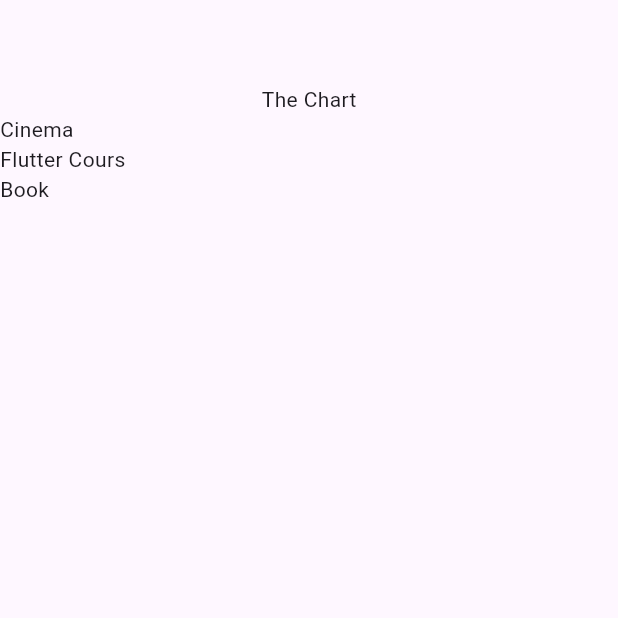
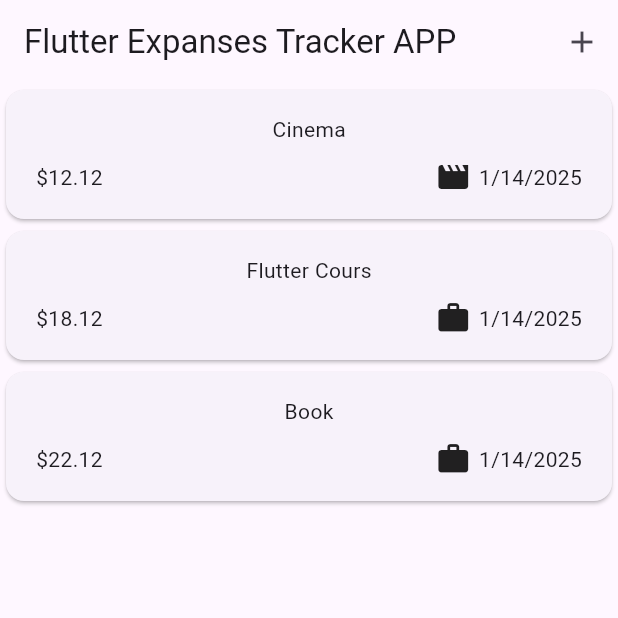
Before and after one commit to moustajil/expansive_tracker, a Flutter app: the screen it shows after launch, on a phone screen of 412 x 824 dp, the top half of it. Run offline on Flutter 3.47's test engine with Material 3 defaults, Android fonts, the phone set to English and light mode, and no system bars.

Commit message:
new Expanses cart

```diff
--- a/lib/main.dart
+++ b/lib/main.dart
@@ -1,4 +1,4 @@
-import 'package:ex_tr/expanses.dart';
+import 'package:ex_tr/widgets/expanses.dart';
 import 'package:flutter/material.dart';
 
 void main() {
--- a/lib/model/expanse.dart
+++ b/lib/model/expanse.dart
@@ -1,8 +1,18 @@
+import 'package:flutter/material.dart';
+import 'package:intl/intl.dart';
 import 'package:uuid/uuid.dart';
 
 final uuid = Uuid();
 
 enum Category { leisure, food, travel, work }
+
+final formatter = DateFormat.yMd();
+const CategoryIcons = {
+  Category.food: Icons.lunch_dining,
+  Category.travel: Icons.flight_takeoff,
+  Category.leisure: Icons.movie,
+  Category.work: Icons.work
+};
 
 class Expanse {
   Expanse(
@@ -16,4 +26,7 @@
   final String id;
   final DateTime date;
   final Category category;
+  String get formattedDate {
+    return formatter.format(date);
+  }
 }
--- a/lib/expanses.dart
+++ b/lib/widgets/expanses.dart
@@ -27,13 +27,26 @@
         category: Category.work,
         date: DateTime.now()),
   ];
+
+  void _openAddExpenseOverlay() {
+    showModalBottomSheet(
+        context: context,
+        builder: (ctx) {
+          return Text("The Buttom sheet");
+        });
+  }
+
   @override
   Widget build(BuildContext context) {
     return Scaffold(
-      appBar: AppBar(),
+      appBar: AppBar(
+        title: const Text("Flutter Expanses Tracker APP"),
+        actions: [
+          IconButton(onPressed: _openAddExpenseOverlay, icon: Icon(Icons.add))
+        ],
+      ),
       body: Column(
         children: [
-          Text("The Chart"),
           Expanded(child: ExpansesLists(expansesList: _registerExpances))
         ],
       ),
--- a/lib/widgets/expanses_list.dart/expanses_item.dart
+++ b/lib/widgets/expanses_list.dart/expanses_item.dart
@@ -1,15 +1,39 @@
+import 'package:ex_tr/model/expanse.dart';
 import 'package:flutter/material.dart';
 
-class ExpansesItem extends StatefulWidget {
-  const ExpansesItem({super.key});
+class ExpansesItem extends StatelessWidget {
+  const ExpansesItem(this.expanse, {super.key});
+  final Expanse expanse;
 
   @override
-  State<ExpansesItem> createState() => _ExpansesItemState();
-}
-
-class _ExpansesItemState extends State<ExpansesItem> {
-  @override
   Widget build(BuildContext context) {
-    return const Placeholder();
+    return Card(
+      child: Padding(
+        padding: const EdgeInsets.symmetric(vertical: 16, horizontal: 20),
+        child: Column(
+          children: [
+            Text(expanse.title),
+            SizedBox(
+              height: 10,
+            ),
+            Row(
+              children: [
+                Text("\$${expanse.amount.toStringAsFixed(2)}"),
+                const Spacer(),
+                Row(
+                  children: [
+                    Icon(CategoryIcons[expanse.category]),
+                    const SizedBox(
+                      width: 5,
+                    ),
+                    Text(expanse.formattedDate),
+                  ],
+                )
+              ],
+            )
+          ],
+        ),
+      ),
+    );
   }
 }
--- a/lib/widgets/expanses_list.dart/expanses_list.dart
+++ b/lib/widgets/expanses_list.dart/expanses_list.dart
@@ -1,15 +1,18 @@
 import 'package:ex_tr/model/expanse.dart';
+import 'package:ex_tr/widgets/expanses_list.dart/expanses_item.dart';
 import 'package:flutter/material.dart';
 
 class ExpansesLists extends StatelessWidget {
-  ExpansesLists({super.key, required this.expansesList});
+  const ExpansesLists({super.key, required this.expansesList});
   final List<Expanse> expansesList;
   @override
   Widget build(BuildContext context) {
     return ListView.builder(
         itemCount: expansesList.length,
         itemBuilder: (ctx, index) {
-          return Text(expansesList[index].title);
+          return ExpansesItem(
+            expansesList[index],
+          );
         });
   }
 }
--- /dev/null
+++ b/lib/widgets/new_expanses.dart
@@ -0,0 +1,15 @@
+import 'package:flutter/material.dart';
+
+class NewExpanses extends StatefulWidget {
+  const NewExpanses({super.key});
+
+  @override
+  State<NewExpanses> createState() => _NewExpansesState();
+}
+
+class _NewExpansesState extends State<NewExpanses> {
+  @override
+  Widget build(BuildContext context) {
+    return const Placeholder();
+  }
+}
--- a/pubspec.yaml
+++ b/pubspec.yaml
@@ -35,6 +35,7 @@
   # Use with the CupertinoIcons class for iOS style icons.
   cupertino_icons: ^1.0.8
   uuid: ^4.5.1
+  intl: ^0.20.1
 
 dev_dependencies:
   flutter_test:
```
Also changed, not shown: pubspec.lock.
